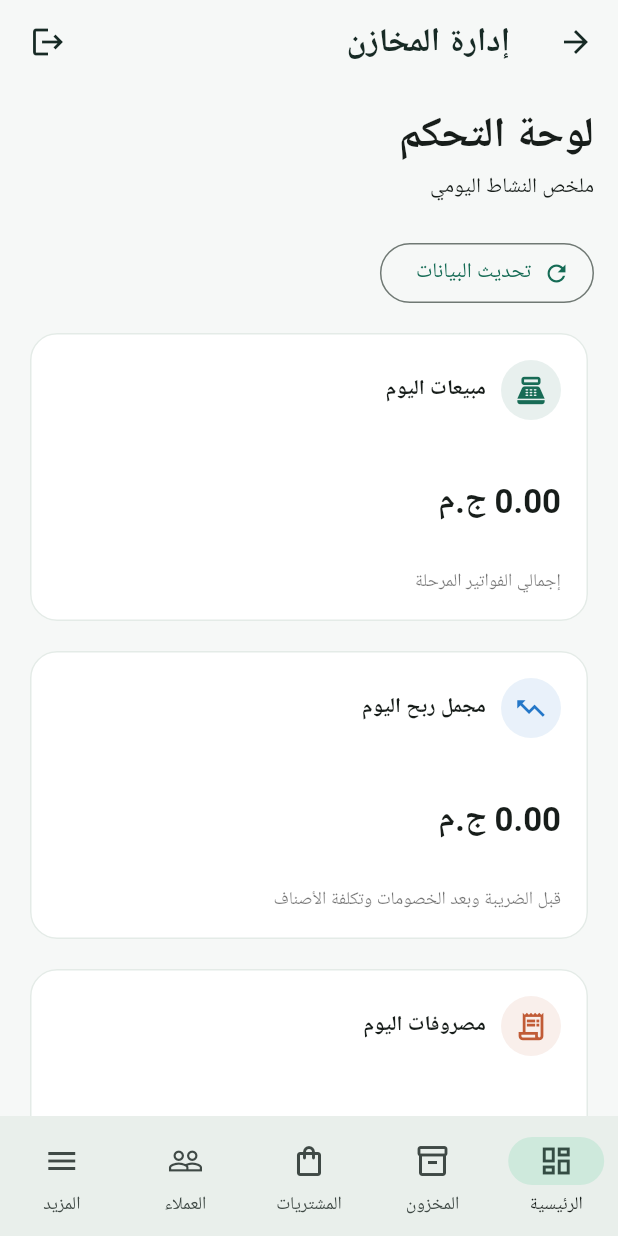
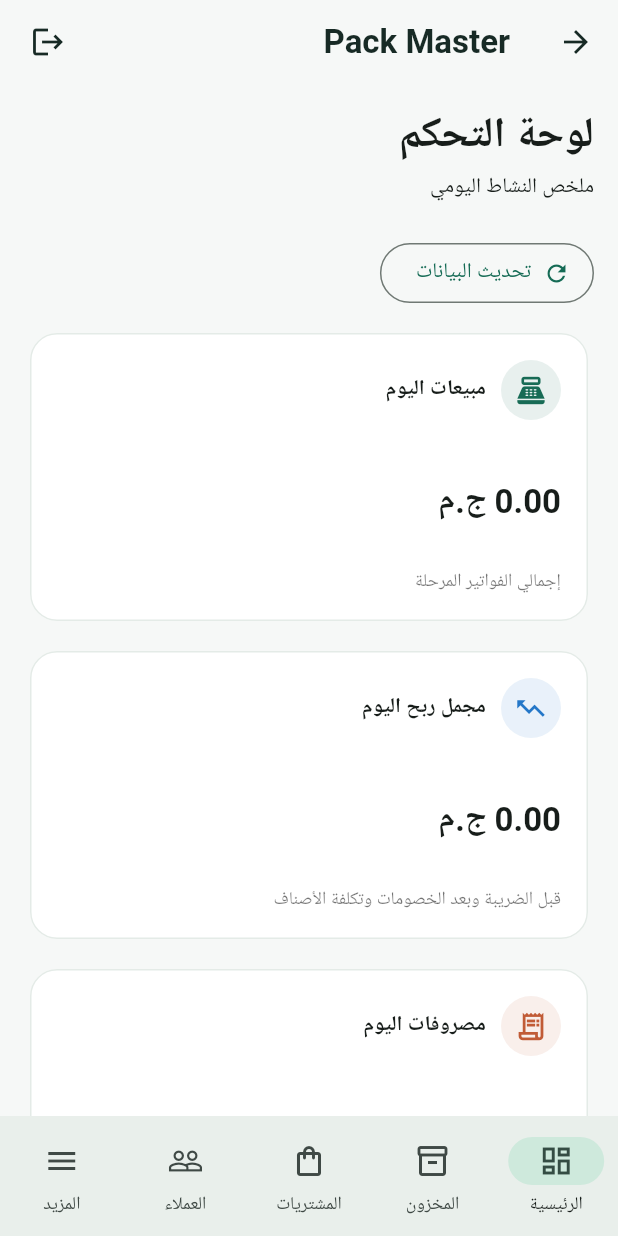
Before and after one commit to Shadyelsawy536/Roll-N-Box, a Flutter app: the HomePage screen opened directly with empty values, on a phone screen of 412 x 824 dp. Run offline on Flutter 3.47's test engine with Material 3 defaults, Android fonts, the phone set to English and light mode, and no system bars; our stand-ins replace printing, supabase_flutter; missing offline and left inert: excel, file_saver; accounts and stored records are empty.

Commit message:
Set Pack Master app title

```diff
--- a/lib/main.dart
+++ b/lib/main.dart
@@ -37,7 +37,7 @@
 
   @override
   Widget build(BuildContext context) => MaterialApp(
-        title: 'إدارة المخازن',
+        title: 'Pack Master',
         debugShowCheckedModeBanner: false,
         locale: const Locale('ar'),
         supportedLocales: const [Locale('ar'), Locale('en')],
@@ -369,7 +369,7 @@
       textDirection: TextDirection.rtl,
       child: Scaffold(
         appBar: AppBar(
-          title: const Text('إدارة المخازن', style: TextStyle(fontWeight: FontWeight.bold)),
+          title: const Text('Pack Master', style: TextStyle(fontWeight: FontWeight.bold)),
           actions: [
             IconButton(
               tooltip: 'تسجيل الخروج',
```
